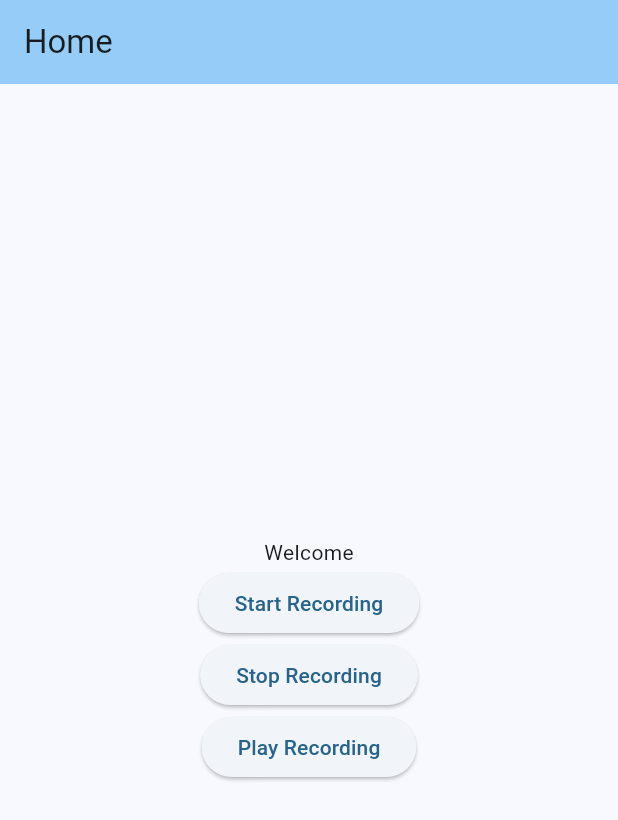
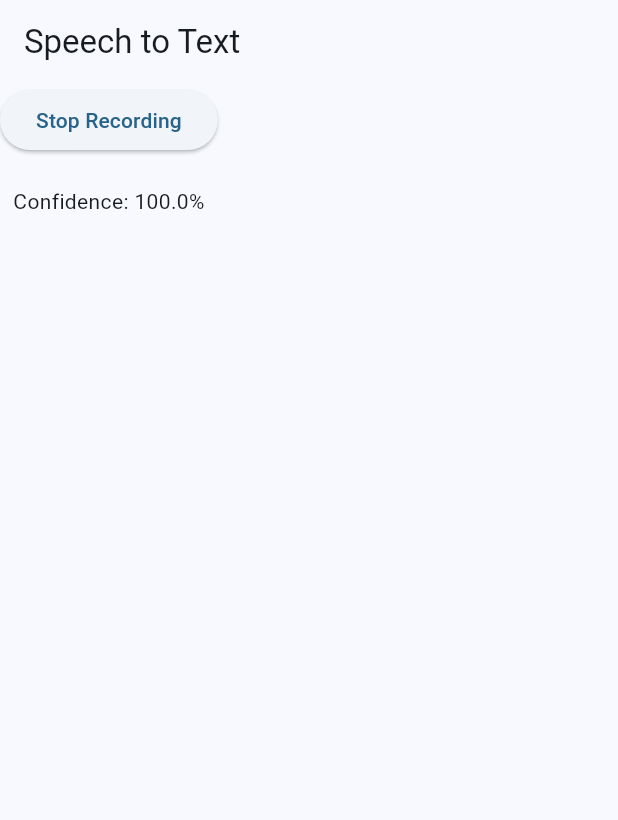
Before and after one commit to matiasespina1991/escriba_app, a Flutter app: the screen it shows after launch, after a tap on "Start Recording", on a phone screen of 412 x 824 dp. Shown: the top 820 px of the screen. Run offline on Flutter 3.47's test engine with Material 3 defaults, Android fonts, the phone set to English and light mode, and no system bars; our stand-ins replace flutter_secure_storage, permission_handler, speech_to_text; missing offline and left inert: flutter_sound.

Commit message:
recording and text to speech works

```diff
--- a/lib/screens/home_screen/home_screen.dart
+++ b/lib/screens/home_screen/home_screen.dart
@@ -1,101 +1,96 @@
-import 'package:audio_service/audio_service.dart';
 import 'package:flutter/material.dart';
 import 'package:flutter_sound/flutter_sound.dart';
-import '../../widgets/AppBar/template_app_bar.dart';
+import 'package:path_provider/path_provider.dart';
+import 'package:speech_to_text/speech_to_text.dart' as stt;
 
-import 'package:path_provider/path_provider.dart';
+class HomeScreen extends StatefulWidget {
+  const HomeScreen({Key? key}) : super(key: key);
 
-class MyAudioHandler extends BaseAudioHandler with SeekHandler {
-  final FlutterSoundRecorder _recorder = FlutterSoundRecorder();
-  final FlutterSoundPlayer _player = FlutterSoundPlayer();
+  @override
+  _HomeScreenState createState() => _HomeScreenState();
+}
 
-  bool _isRecording = false;
-  String? _tempFilePath;
+class _HomeScreenState extends State<HomeScreen> {
+  late final stt.SpeechToText _speech;
+  bool _isListening = false;
+  String _text = '';
+  double _confidence = 1.0;
 
-  Future<void> init() async {
-    await _recorder.openRecorder();
-    await _player.openPlayer();
-    final tempDir = await getTemporaryDirectory();
-    _tempFilePath = '${tempDir.path}/grabacion.aac';
+  @override
+  void initState() {
+    super.initState();
+    _speech = stt.SpeechToText();
   }
 
-  Future<void> startRecording() async {
-    await _recorder.startRecorder(toFile: _tempFilePath);
-    _isRecording = true;
-  }
-
-  Future<void> stopRecording() async {
-    await _recorder.stopRecorder();
-    _isRecording = false;
-  }
-
-  Future<void> playRecording() async {
-    if (_tempFilePath != null) {
-      await _player.startPlayer(fromURI: _tempFilePath);
+  void _startListening() async {
+    bool available = await _speech.initialize(
+      finalTimeout: Duration(seconds: 60),
+      onStatus: (val) {
+        print('onStatus: $val');
+        if (val == 'notListening') {
+          Future.delayed(Duration(seconds: 1), () {
+            // Reinicia la escucha si se detuvo automáticamente
+            _continueListening();
+          });
+        }
+      },
+      onError: (val) => print('onError: $val'),
+    );
+    if (available) {
+      setState(() => _isListening = true);
+      _speech.listen(
+        onResult: (val) => setState(() {
+          _text = val.recognizedWords;
+          if (val.hasConfidenceRating && val.confidence > 0) {
+            _confidence = val.confidence;
+          }
+        }),
+        localeId: 'es-ES',
+      );
     }
   }
 
-  Future<void> stopPlaying() async {
-    await _player.stopPlayer();
-  }
-}
-
-late final AudioHandler _audioHandler;
-
-class HomeScreen extends StatefulWidget {
-  const HomeScreen({super.key});
-
-  @override
-  State<HomeScreen> createState() => _HomeScreenState();
-}
-
-class _HomeScreenState extends State<HomeScreen> {
-  @override
-  void initState() {
-    super.initState();
-    initAudioService();
+  void _continueListening() {
+    if (_isListening) {
+      _speech.listen(
+        onResult: (val) => setState(() {
+          _text = val.recognizedWords;
+          // Agregar lógica para manejar el texto reconocido
+        }),
+        listenFor: Duration(seconds: 60), // Ajusta según necesidad
+      );
+    }
   }
 
-  Future<void> initAudioService() async {
-    _audioHandler = await AudioService.init(
-      builder: () => MyAudioHandler(),
-      config: const AudioServiceConfig(
-        androidNotificationChannelId: 'com.yourcompany.yourapp.audio',
-        androidNotificationChannelName: 'Audio playback',
-        androidNotificationOngoing: true,
-      ),
-    );
-    await (_audioHandler as MyAudioHandler).init();
+  void _stopListening() async {
+    setState(() => _isListening = false);
+    _speech.stop();
   }
 
   @override
   Widget build(BuildContext context) {
+    debugPrint(_text);
     return Scaffold(
-      appBar: EscribaAppBar(
-        title: 'Home',
+      appBar: AppBar(
+        title: const Text('Speech to Text'),
       ),
-      body: Center(
+      body: SingleChildScrollView(
+        reverse: true,
         child: Column(
           mainAxisAlignment: MainAxisAlignment.center,
           children: <Widget>[
-            Text('Welcome'),
             ElevatedButton(
-              onPressed: () async {
-                await (_audioHandler as MyAudioHandler).startRecording();
-              },
-              child: Text('Start Recording'),
+              onPressed: _isListening ? _stopListening : _startListening,
+              child: Text(_isListening ? 'Stop Recording' : 'Start Recording'),
             ),
-            ElevatedButton(
-              onPressed: () async {
-                await (_audioHandler as MyAudioHandler).stopRecording();
-              },
-              child: Text('Stop Recording'),
+            SizedBox(height: 20),
+            Text(
+              "Confidence: ${(_confidence * 100.0).toStringAsFixed(1)}%",
             ),
-            ElevatedButton(
-              onPressed: () async {
-                await (_audioHandler as MyAudioHandler).playRecording();
-              },
-              child: Text('Play Recording'),
+            SizedBox(height: 20),
+            Text(
+              _text,
+              style: const TextStyle(fontSize: 20),
             ),
           ],
         ),
```
Also changed, not shown: 2 other files.
